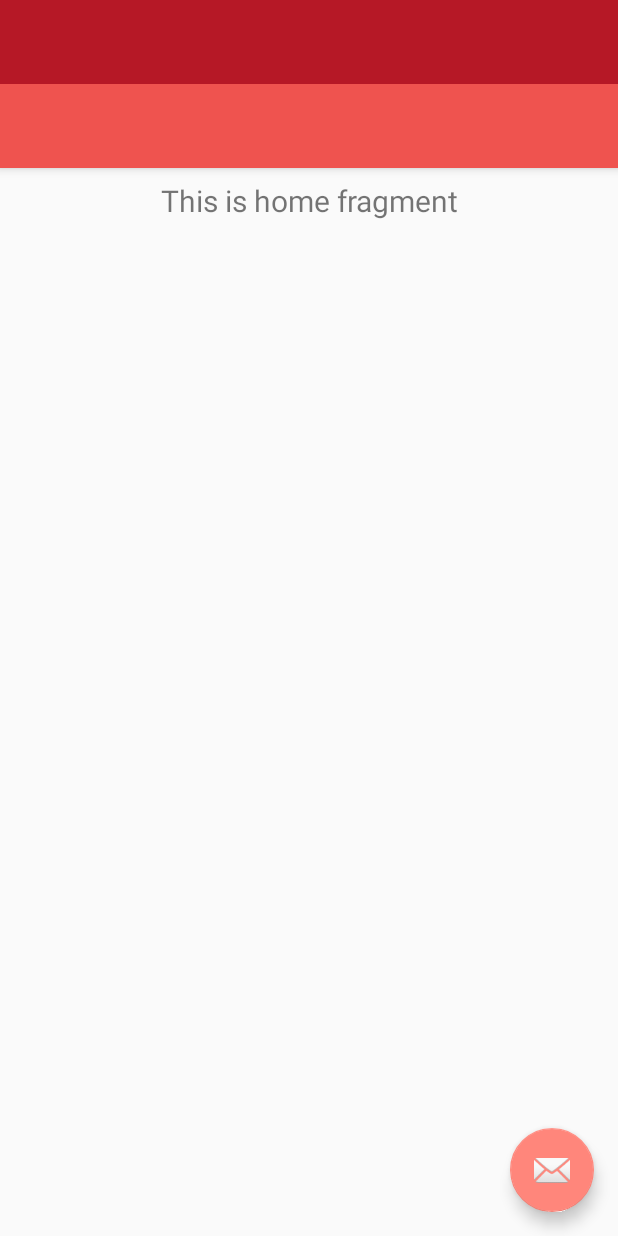
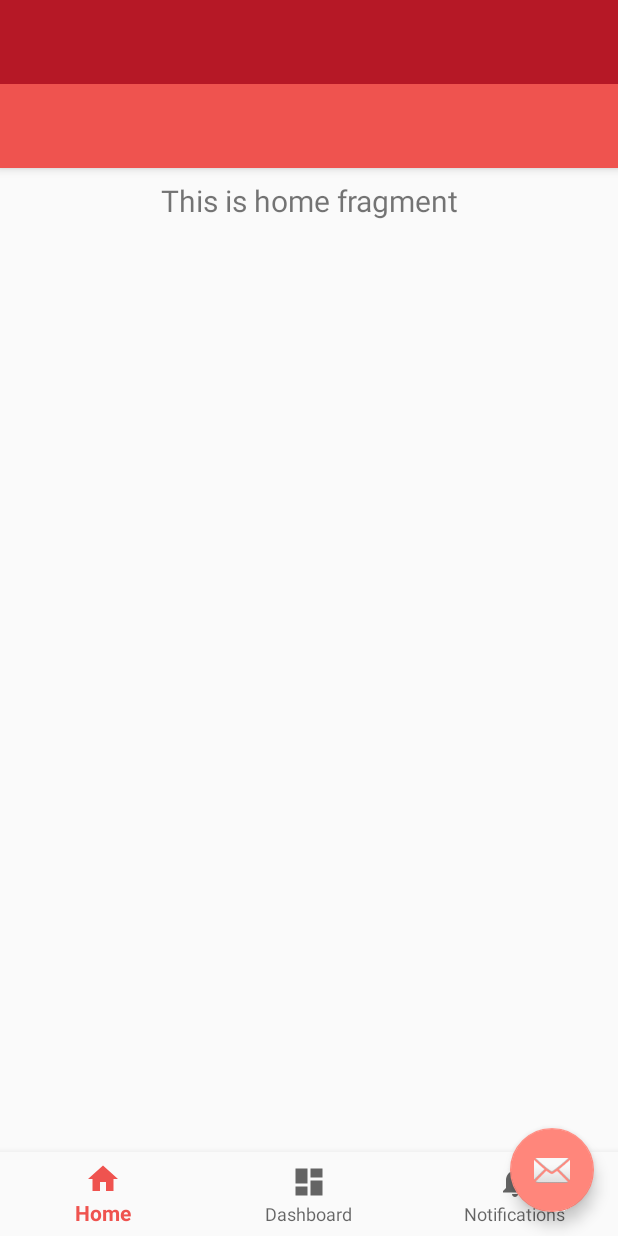
Before and after one commit to tanvir1111/Ecom-1, an Android app: the layout activity_main.xml on its own in the app's theme, with its tools: preview values and no code run, on a phone screen of 412 x 824 dp. Run offline under Robolectric (Android 15) with nearby library versions, the phone set to English and light mode, and no system bars.

Commit message:
nav drawer and bottom nav

```diff
--- /dev/null
+++ b/Ecom App/app/src/main/res/drawable/ic_dashboard_black_24dp.xml
@@ -0,0 +1,9 @@
+<vector xmlns:android="http://schemas.android.com/apk/res/android"
+    android:width="24dp"
+    android:height="24dp"
+    android:viewportWidth="24.0"
+    android:viewportHeight="24.0">
+    <path
+        android:fillColor="#FF000000"
+        android:pathData="M3,13h8L11,3L3,3v10zM3,21h8v-6L3,15v6zM13,21h8L21,11h-8v10zM13,3v6h8L21,3h-8z" />
+</vector>
--- /dev/null
+++ b/Ecom App/app/src/main/res/drawable/ic_home_black_24dp.xml
@@ -0,0 +1,9 @@
+<vector xmlns:android="http://schemas.android.com/apk/res/android"
+    android:width="24dp"
+    android:height="24dp"
+    android:viewportWidth="24.0"
+    android:viewportHeight="24.0">
+    <path
+        android:fillColor="#FF000000"
+        android:pathData="M10,20v-6h4v6h5v-8h3L12,3 2,12h3v8z" />
+</vector>
--- /dev/null
+++ b/Ecom App/app/src/main/res/drawable/ic_notifications_black_24dp.xml
@@ -0,0 +1,9 @@
+<vector xmlns:android="http://schemas.android.com/apk/res/android"
+    android:width="24dp"
+    android:height="24dp"
+    android:viewportWidth="24.0"
+    android:viewportHeight="24.0">
+    <path
+        android:fillColor="#FF000000"
+        android:pathData="M12,22c1.1,0 2,-0.9 2,-2h-4c0,1.1 0.89,2 2,2zM18,16v-5c0,-3.07 -1.64,-5.64 -4.5,-6.32L13.5,4c0,-0.83 -0.67,-1.5 -1.5,-1.5s-1.5,0.67 -1.5,1.5v0.68C7.63,5.36 6,7.92 6,11v5l-2,2v1h16v-1l-2,-2z" />
+</vector>
--- a/Ecom App/app/src/main/res/layout/content_main.xml
+++ b/Ecom App/app/src/main/res/layout/content_main.xml
@@ -6,6 +6,19 @@
     android:layout_height="match_parent"
     app:layout_behavior="@string/appbar_scrolling_view_behavior"
     tools:showIn="@layout/app_bar_main">
+
+
+    <com.google.android.material.bottomnavigation.BottomNavigationView
+        android:id="@+id/nav_view"
+        android:layout_width="0dp"
+        android:layout_height="wrap_content"
+        android:layout_marginStart="0dp"
+        android:layout_marginEnd="0dp"
+        android:background="?android:attr/windowBackground"
+        app:layout_constraintBottom_toBottomOf="parent"
+        app:layout_constraintLeft_toLeftOf="parent"
+        app:layout_constraintRight_toRightOf="parent"
+        app:menu="@menu/bottom_nav_menu" />
 
     <fragment
         android:id="@+id/nav_host_fragment"
--- /dev/null
+++ b/Ecom App/app/src/main/res/menu/bottom_nav_menu.xml
@@ -0,0 +1,19 @@
+<?xml version="1.0" encoding="utf-8"?>
+<menu xmlns:android="http://schemas.android.com/apk/res/android">
+
+    <item
+        android:id="@+id/navigation_home"
+        android:icon="@drawable/ic_home_black_24dp"
+        android:title="@string/title_home" />
+
+    <item
+        android:id="@+id/navigation_dashboard"
+        android:icon="@drawable/ic_dashboard_black_24dp"
+        android:title="@string/title_dashboard" />
+
+    <item
+        android:id="@+id/navigation_notifications"
+        android:icon="@drawable/ic_notifications_black_24dp"
+        android:title="@string/title_notifications" />
+
+</menu>
--- /dev/null
+++ b/Ecom App/app/src/main/res/values-v21/strings.xml
@@ -0,0 +1,21 @@
+<resources>
+    <string name="app_name">constest</string>
+    <string name="action_settings">Settings</string>
+    <string name="title_activity_main2">Main2Activity</string>
+    <string name="navigation_drawer_open">Open navigation drawer</string>
+    <string name="navigation_drawer_close">Close navigation drawer</string>
+    <string name="nav_header_title">Android Studio</string>
+    <string name="nav_header_subtitle">android.studio@android.com</string>
+    <string name="nav_header_desc">Navigation header</string>
+
+    <string name="menu_home">Home</string>
+    <string name="menu_gallery">Gallery</string>
+    <string name="menu_slideshow">Slideshow</string>
+    <string name="menu_tools">Tools</string>
+    <string name="menu_share">Share</string>
+    <string name="menu_send">Send</string>
+    <string name="title_activity_main3">Main3Activity</string>
+    <string name="title_home">Home</string>
+    <string name="title_dashboard">Dashboard</string>
+    <string name="title_notifications">Notifications</string>
+</resources>
```
